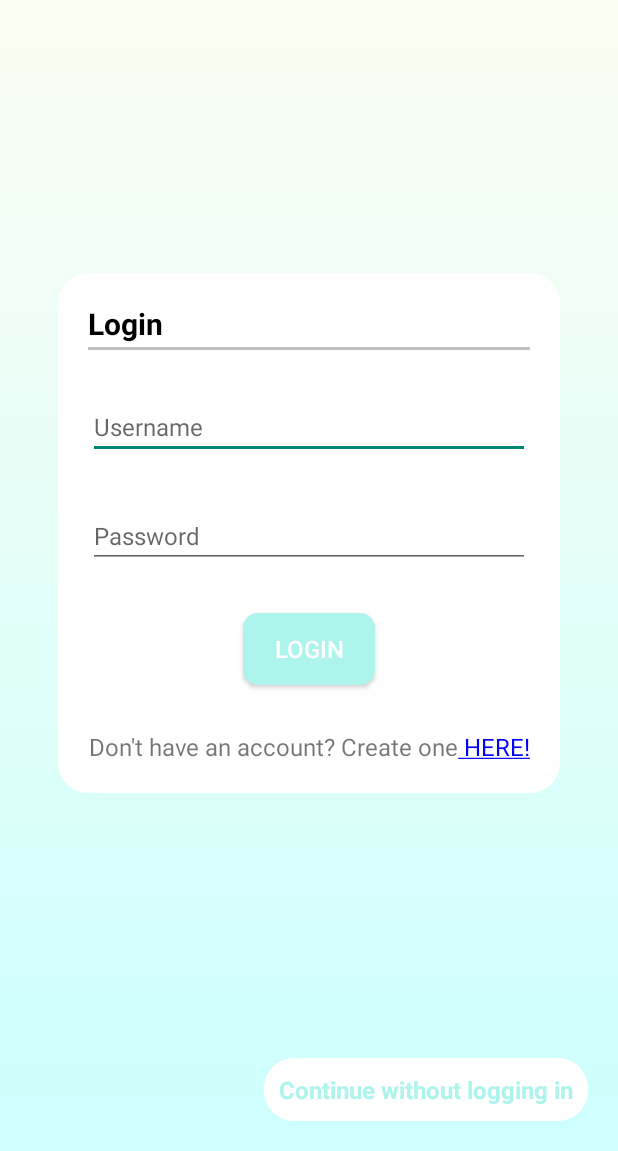
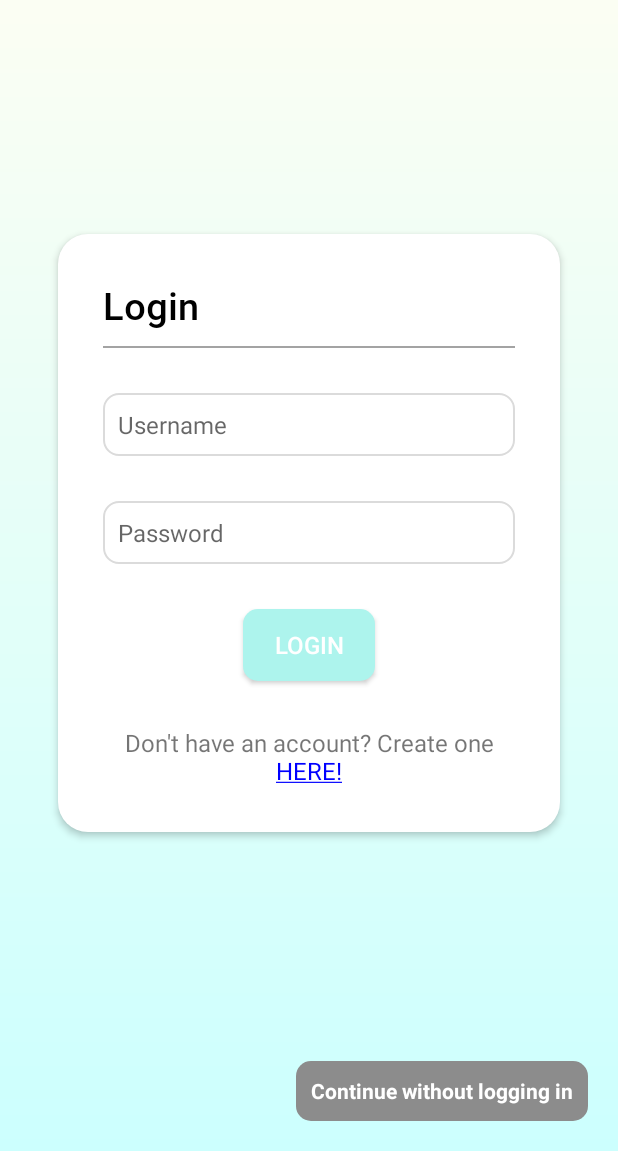
Before and after one commit to lmheng/ADProject-Android-Component, an Android app: the screen it shows after launch (LoginActivity), on a phone screen of 412 x 824 dp, the part 85-1236 px from its top. Run offline under Robolectric (Android 15) with nearby library versions, the phone set to English and light mode, and no system bars; Roboto replaces fonts that are not available here.

Commit message:
Updated latest working copy with reviewed login layout. More to be updated

```diff
--- a/app/src/main/res/drawable-v24/bg.xml
+++ /dev/null
@@ -1,7 +0,0 @@
-<?xml version="1.0" encoding="utf-8"?>
-<shape xmlns:android="http://schemas.android.com/apk/res/android">
-        <gradient
-            android:startColor="#ccfffe"
-            android:endColor="#fffef2"
-            android:angle="90" />
-</shape>
--- a/app/src/main/res/drawable-v24/curved.xml
+++ b/app/src/main/res/drawable-v24/curved.xml
@@ -1,13 +1,13 @@
 <?xml version="1.0" encoding="utf-8"?>
 <shape xmlns:android="http://schemas.android.com/apk/res/android">
-    <solid android:color="#FFFFFF" />
+    <solid android:color="#8c8c8c" />
 
     <padding
         android:left="15dp"
         android:right="5dp"
         android:bottom="15dp"
         android:top="15dp" />
-    <stroke android:width="2dip" android:color="#DBE9DF"/>
-    <corners android:radius="15dp" />
+
+    <corners android:radius="10dp" />
 
 </shape>
--- /dev/null
+++ b/app/src/main/res/drawable-v24/input.xml
@@ -0,0 +1,13 @@
+<?xml version="1.0" encoding="utf-8"?>
+<shape xmlns:android="http://schemas.android.com/apk/res/android">
+    <solid
+        android:color="@color/white"/>
+    <corners
+        android:radius="10dp" />
+    <padding
+        android:left="10dp"
+        android:top="10dp"
+        android:right="10dp"
+        android:bottom="10dp" />
+    <stroke android:width="1dp" android:color="#dbdbdb"/>
+</shape>
--- a/app/src/main/res/layout/activity_login.xml
+++ b/app/src/main/res/layout/activity_login.xml
@@ -7,11 +7,13 @@
     android:background="@drawable/background"
     android:padding="20dp"
     tools:context=".LoginActivity">
+
     <androidx.constraintlayout.widget.ConstraintLayout
         android:layout_width="0dp"
         android:layout_height="wrap_content"
         app:layout_constraintWidth_percent="0.90"
-        android:padding="20dp"
+        android:padding="30dp"
+        android:elevation="3dp"
         app:layout_constraintTop_toTopOf="parent"
         app:layout_constraintBottom_toBottomOf="parent"
         app:layout_constraintLeft_toLeftOf="parent"
@@ -24,8 +26,8 @@
         android:layout_height="wrap_content"
         android:text="Login"
         android:textColor="#000"
-        android:textSize="20sp"
-        android:textStyle="bold"
+        android:textSize="25sp"
+        android:fontFamily="@font/roboto_medium"
         app:layout_constraintHorizontal_bias="0.5"
         app:layout_constraintStart_toStartOf="parent"
         app:layout_constraintTop_toTopOf="parent" />
@@ -33,9 +35,9 @@
         <View
             android:id="@+id/loginBreak"
             android:layout_width="match_parent"
-            android:layout_height="2dp"
-            android:layout_marginTop="2dp"
-            android:background="#c0c0c0"
+            android:layout_height="1dp"
+            android:layout_marginTop="10dp"
+            android:background="#A3A3A3"
             app:layout_constraintTop_toBottomOf="@+id/tvSubtitle"/>
 
     <EditText
@@ -43,6 +45,7 @@
         android:layout_width="match_parent"
         android:layout_height="wrap_content"
         android:layout_marginTop="30dp"
+        android:background="@drawable/input"
         android:ems="10"
         android:hint="Username"
         android:inputType="text"
@@ -57,6 +60,7 @@
         android:layout_width="match_parent"
         android:layout_height="wrap_content"
         android:layout_marginTop="30dp"
+        android:background="@drawable/input"
         android:ems="10"
         android:hint="Password"
         android:inputType="textPassword"
@@ -98,12 +102,13 @@
     <TextView
         android:id="@+id/tvWoLogin"
         android:layout_width="wrap_content"
-        android:layout_height="wrap_content"
+        android:layout_height="40dp"
         android:text="Continue without logging in"
-        android:textSize="16sp"
-        android:background="@drawable/dialogbox"
-        android:textColor="#ADF4ED"
+        android:textSize="14sp"
+        android:background="@drawable/curved"
+        android:textColor="#FFFFFF"
         android:textStyle="bold"
+        android:padding="10dp"
         app:layout_constraintEnd_toEndOf="parent"
         app:layout_constraintHorizontal_bias="0.5"
         app:layout_constraintBottom_toBottomOf="parent"
--- a/app/src/main/res/layout/activity_resources.xml
+++ b/app/src/main/res/layout/activity_resources.xml
@@ -4,7 +4,7 @@
     xmlns:tools="http://schemas.android.com/tools"
     android:layout_width="match_parent"
     android:layout_height="match_parent"
-    android:background="@drawable/bg"
+    android:background="@drawable/background"
     tools:context=".MainActivity">
 
     <TextView
```
